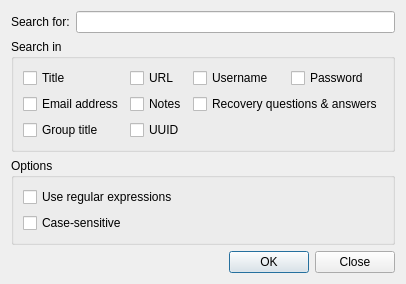
The window that silverlock/searchdatabasedialog.ui (petroules/silverlock) describes before a commit, drawn with Qt 5.
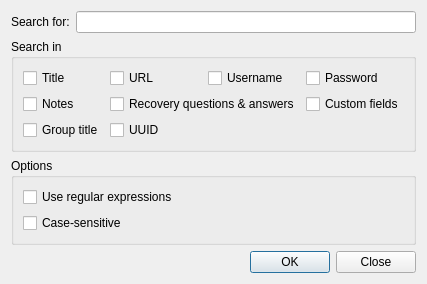
The same window after the commit.

```diff
--- a/silverlock/searchdatabasedialog.ui
+++ b/silverlock/searchdatabasedialog.ui
@@ -6,7 +6,7 @@
    <rect>
     <x>0</x>
     <y>0</y>
-    <width>360</width>
+    <width>381</width>
     <height>248</height>
    </rect>
   </property>
@@ -58,27 +58,6 @@
         </property>
        </widget>
       </item>
-      <item row="1" column="0">
-       <widget class="QCheckBox" name="emailAddressCheckBox">
-        <property name="text">
-         <string>Email address</string>
-        </property>
-       </widget>
-      </item>
-      <item row="1" column="1">
-       <widget class="QCheckBox" name="notesCheckBox">
-        <property name="text">
-         <string>Notes</string>
-        </property>
-       </widget>
-      </item>
-      <item row="1" column="2" colspan="2">
-       <widget class="QCheckBox" name="recoveryInfoCheckBox">
-        <property name="text">
-         <string>Recovery questions &amp;&amp; answers</string>
-        </property>
-       </widget>
-      </item>
       <item row="2" column="0">
        <widget class="QCheckBox" name="groupTitleCheckBox">
         <property name="text">
@@ -93,6 +72,27 @@
         </property>
        </widget>
       </item>
+      <item row="1" column="0">
+       <widget class="QCheckBox" name="notesCheckBox">
+        <property name="text">
+         <string>Notes</string>
+        </property>
+       </widget>
+      </item>
+      <item row="1" column="1" colspan="2">
+       <widget class="QCheckBox" name="recoveryInfoCheckBox">
+        <property name="text">
+         <string>Recovery questions &amp;&amp; answers</string>
+        </property>
+       </widget>
+      </item>
+      <item row="1" column="3">
+       <widget class="QCheckBox" name="customFieldsCheckBox">
+        <property name="text">
+         <string>Custom fields</string>
+        </property>
+       </widget>
+      </item>
      </layout>
     </widget>
    </item>
```
Left out of the diff: 218 changed lines with no effect on the pictures.
